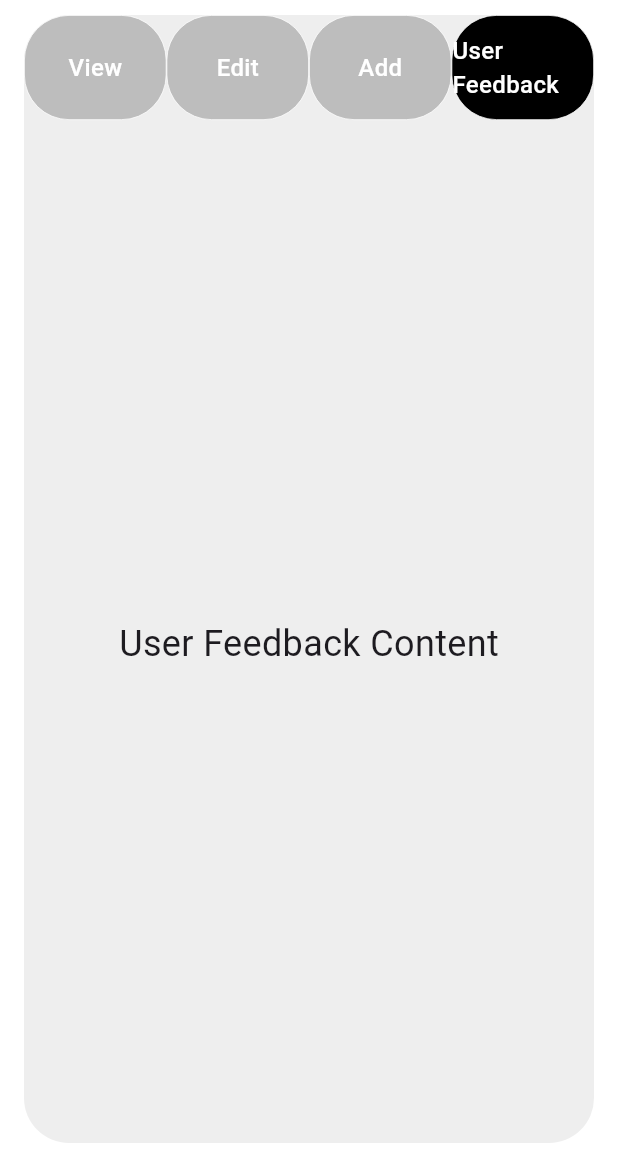
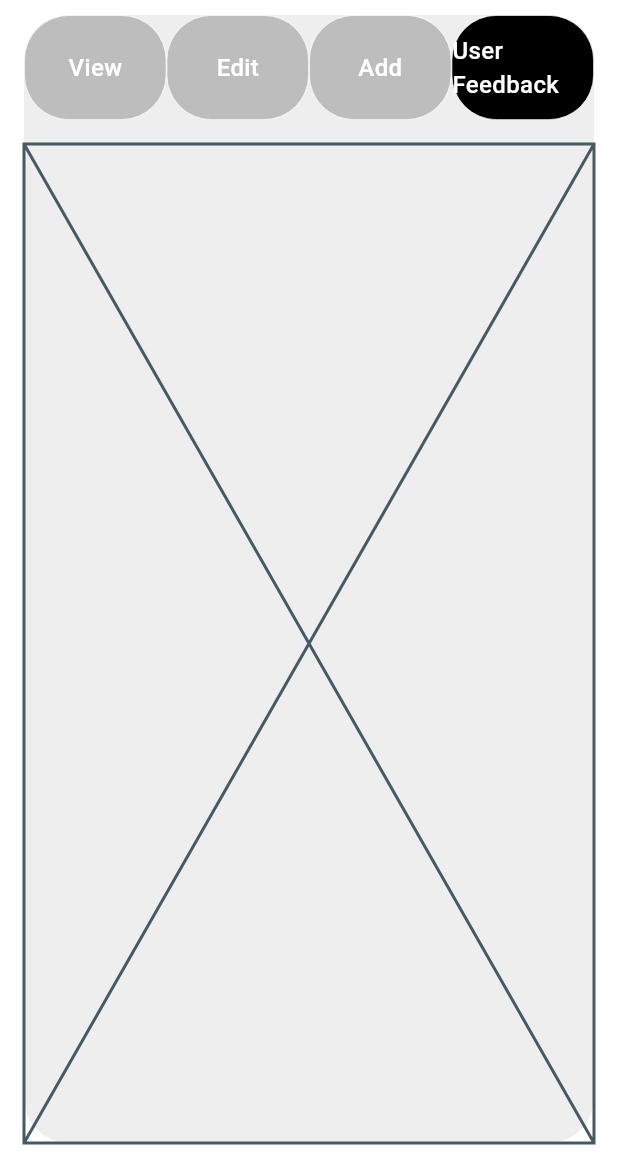
Before and after one commit to Ryan0221/cikgoo_math_ai, a Flutter app: the AdminDashboard screen opened directly, after a tap on "Edit", after a tap on "Add", after a tap on "User Feedback", on a phone screen of 412 x 824 dp, the part 69-1236 px from its top. Run offline on Flutter 3.47's test engine with Material 3 defaults, Android fonts, the phone set to English and light mode, and no system bars; our stand-ins replace cloud_firestore, file_picker, firebase_auth, firebase_core, firebase_storage, flutter_dotenv and 4 more; missing offline and left inert: flutter_math_fork, syncfusion_flutter_pdfviewer; accounts and stored records are empty; network calls fail.

Commit message:
Add some blank file

```diff
--- a/lib/pages/admin_dashboard.dart
+++ b/lib/pages/admin_dashboard.dart
@@ -3,6 +3,8 @@ import 'package:cikgoo_math_ai/services/firestore_service.dart';
 import 'package:firebase_auth/firebase_auth.dart';
 import 'package:google_sign_in/google_sign_in.dart';
 import 'admin_add.dart';
+import 'admin_edit.dart';
+import 'admin_user_feedback.dart';
 import 'admin_view.dart';
 
 class AdminDashboard extends StatefulWidget {
@@ -99,9 +101,9 @@ class _AdminDashboardState extends State<AdminDashboard> {
     // Dynamic pages based on your tabs
     final List<Widget> pages = [
       const ViewContentPanel(),
-      const Center(child: Text("Edit Content", style: TextStyle(fontSize: 24))),
+      const EditContentPanel(),
       const AddContentPanel(),
-      const Center(child: Text("User Feedback Content", style: TextStyle(fontSize: 24))),
+      const UserFeedbackPanel(),
     ];
 
     return Scaffold(
--- /dev/null
+++ b/lib/pages/admin_edit.dart
@@ -0,0 +1,10 @@
+import 'package:flutter/material.dart';
+
+class EditContentPanel extends StatelessWidget {
+  const EditContentPanel({super.key});
+
+  @override
+  Widget build(BuildContext context) {
+    return const Placeholder();
+  }
+}
--- /dev/null
+++ b/lib/pages/admin_user_feedback.dart
@@ -0,0 +1,10 @@
+import 'package:flutter/material.dart';
+
+class UserFeedbackPanel extends StatelessWidget {
+  const UserFeedbackPanel({super.key});
+
+  @override
+  Widget build(BuildContext context) {
+    return const Placeholder();
+  }
+}
```
